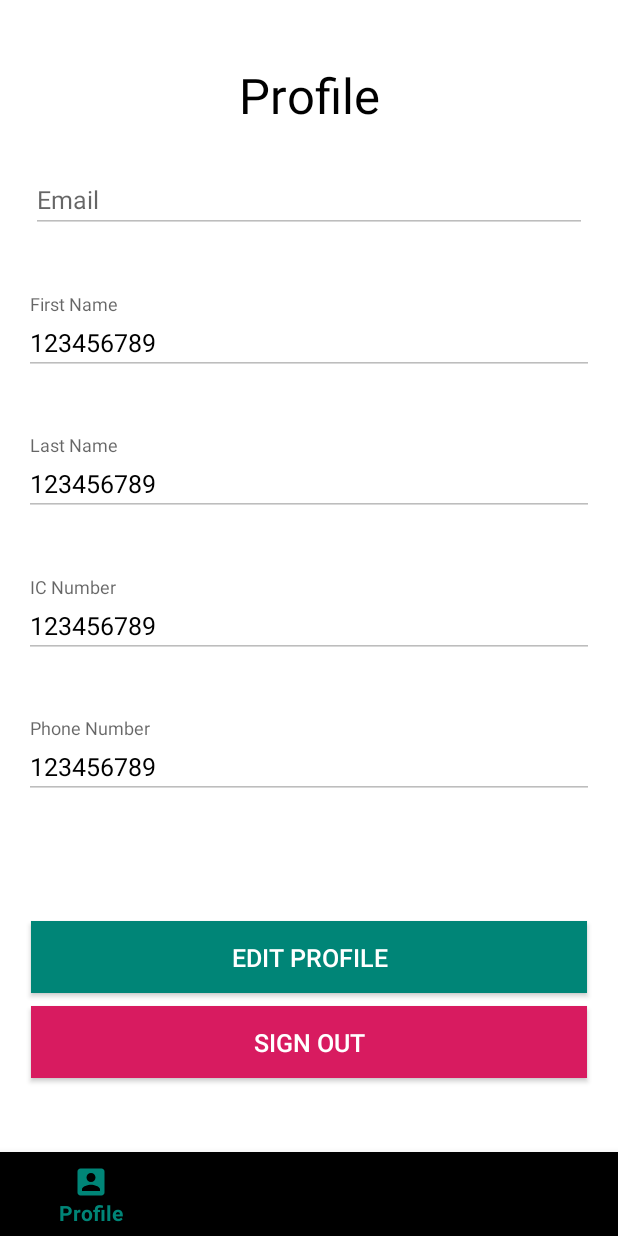
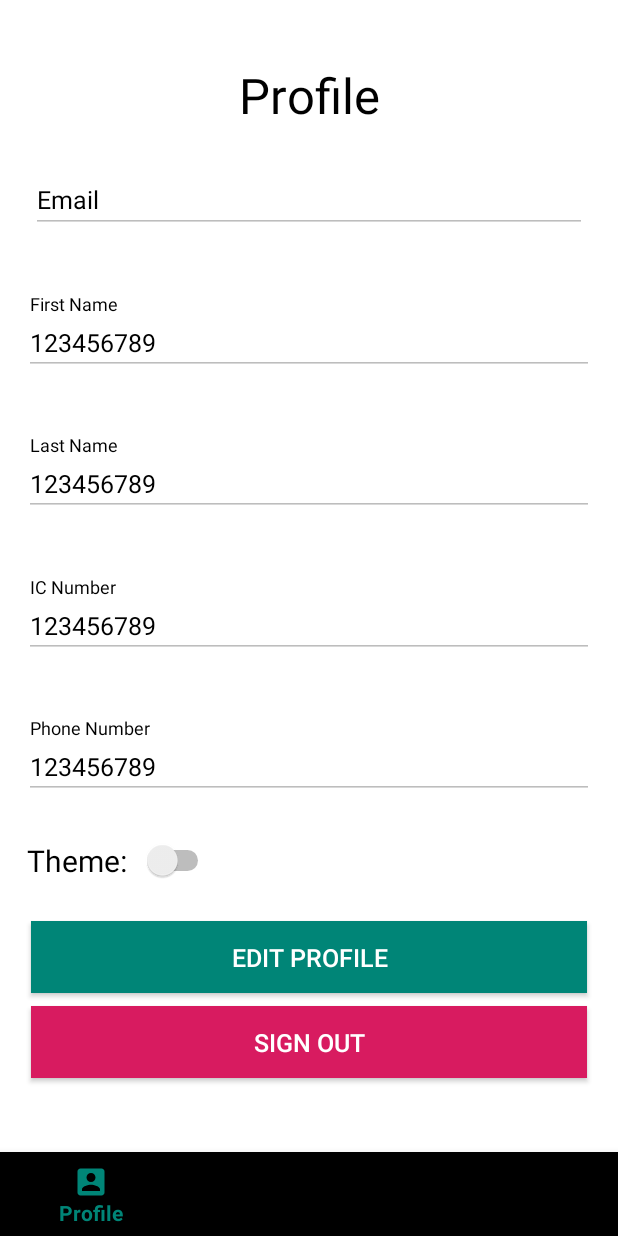
Before and after one commit to dremdilly/Interticket, an Android app: the screen it shows after launch once a user with an empty profile is signed in (MainActivity), on a phone screen of 412 x 824 dp. Run offline under Robolectric (Android 15) with nearby library versions, the phone set to English and light mode, and no system bars; our stand-ins replace Firebase (no records; nobody signed in at launch, a user with empty details on screens opened directly), sdp/ssp sizes; libraries missing offline, so code that uses them is left out: com.budiyev.android.

Commit message:
Dark theme and text corrections

```diff
--- a/app/src/main/java/com/interticket/app/MainActivity.java
+++ b/app/src/main/java/com/interticket/app/MainActivity.java
@@ -2,6 +2,7 @@ package com.interticket.app;
 
 import androidx.annotation.NonNull;
 import androidx.appcompat.app.AppCompatActivity;
+import androidx.appcompat.app.AppCompatDelegate;
 import androidx.core.app.ActivityCompat;
 import androidx.core.content.ContextCompat;
 import androidx.fragment.app.Fragment;
@@ -47,6 +48,11 @@ public class MainActivity extends AppCompatActivity implements BottomNavigationV
 
     @Override
     protected void onCreate(Bundle savedInstanceState) {
+        if (AppCompatDelegate.getDefaultNightMode() == AppCompatDelegate.MODE_NIGHT_YES) {
+            setTheme(R.style.DarkTheme);
+        } else {
+            setTheme(R.style.AppTheme);
+        }
         super.onCreate(savedInstanceState);
 
         Bundle extras = getIntent().getExtras();
@@ -99,6 +105,7 @@ public class MainActivity extends AppCompatActivity implements BottomNavigationV
         if (extras != null) {
 
             openFragment(new BuyFragment());
+            bnPrincipal.setSelectedItemId(R.id.menuScanner);
         }
 
     }
--- a/app/src/main/java/com/interticket/app/Widget.java
+++ b/app/src/main/java/com/interticket/app/Widget.java
@@ -15,6 +15,7 @@ import android.widget.RemoteViews;
 
 import androidx.fragment.app.FragmentManager;
 
+import com.google.android.material.bottomnavigation.BottomNavigationView;
 import com.interticket.app.fragments.BuyFragment;
 
 /**
@@ -35,6 +36,7 @@ public class Widget extends AppWidgetProvider {
         // Construct the RemoteViews object
         RemoteViews views = new RemoteViews(context.getPackageName(), R.layout.widget);
         views.setOnClickPendingIntent(R.id.btn_widget, pendingIntent);
+
 
         // Instruct the widget manager to update the widget
         appWidgetManager.updateAppWidget(appWidgetId, views);
--- a/app/src/main/java/com/interticket/app/fragments/ProfileFragment.java
+++ b/app/src/main/java/com/interticket/app/fragments/ProfileFragment.java
@@ -7,9 +7,13 @@ import android.view.LayoutInflater;
 import android.view.View;
 import android.view.ViewGroup;
 import android.widget.Button;
+import android.widget.CompoundButton;
+import android.widget.Switch;
+import android.widget.TextView;
 import android.widget.Toast;
 
 import androidx.annotation.NonNull;
+import androidx.appcompat.app.AppCompatDelegate;
 import androidx.fragment.app.Fragment;
 
 import com.google.android.material.textfield.TextInputEditText;
@@ -21,6 +25,7 @@ import com.google.firebase.database.DatabaseReference;
 import com.google.firebase.database.FirebaseDatabase;
 import com.google.firebase.database.ValueEventListener;
 import com.interticket.app.LoginActivity;
+import com.interticket.app.MainActivity;
 import com.interticket.app.R;
 import com.interticket.app.Users;
 
@@ -35,6 +40,8 @@ public class ProfileFragment extends Fragment {
     private FirebaseUser user;
     private FirebaseAuth auth;
     private FirebaseAuth uid;
+    private Switch aSwitch;
+    private TextView textView;
 
     public ProfileFragment() {
         // Required empty public constructor
@@ -45,6 +52,7 @@ public class ProfileFragment extends Fragment {
     public View onCreateView(LayoutInflater inflater, ViewGroup container,
                              Bundle savedInstanceState) {
         View view = inflater.inflate(R.layout.fragment_profile, container, false);
+
 
         ref = FirebaseDatabase.getInstance().getReference();
 
@@ -61,6 +69,24 @@ public class ProfileFragment extends Fragment {
         etICNumber = view.findViewById(R.id.etICNumber);
         etPhoneNumber = view.findViewById(R.id.etPhoneNumber);
 
+        textView = view.findViewById(R.id.theme_label);
+        aSwitch = view.findViewById(R.id.mode);
+
+        if (AppCompatDelegate.getDefaultNightMode() == AppCompatDelegate.MODE_NIGHT_YES) {
+            aSwitch.setChecked(true);
+        }
+
+        aSwitch.setOnCheckedChangeListener(new CompoundButton.OnCheckedChangeListener() {
+            @Override
+            public void onCheckedChanged(CompoundButton compoundButton, boolean b) {
+                if (b) {
+                    AppCompatDelegate.setDefaultNightMode(AppCompatDelegate.MODE_NIGHT_YES);
+                } else {
+                    AppCompatDelegate.setDefaultNightMode(AppCompatDelegate.MODE_NIGHT_NO);
+                }
+                reset();
+            }
+        });
 
         btnEdit = view.findViewById(R.id.btnEdit);
         btnSignOut = view.findViewById(R.id.btnSignOut);
@@ -135,4 +161,10 @@ public class ProfileFragment extends Fragment {
         return view;
     }
 
+    private void reset() {
+        Intent intent = new Intent(getActivity().getApplicationContext(), MainActivity.class);
+        startActivity(intent);
+        getActivity().finish();
+    }
+
 }
--- a/app/src/main/java/com/interticket/app/fragments/WalletFragment.java
+++ b/app/src/main/java/com/interticket/app/fragments/WalletFragment.java
@@ -52,7 +52,7 @@ public class WalletFragment extends Fragment {
             public void onDataChange(@NonNull DataSnapshot dataSnapshot) {
                 for(DataSnapshot snapshot : dataSnapshot.getChildren()){
                     if(snapshot.getKey().equalsIgnoreCase("balance")){
-                        txtBalance.setText("RM " + snapshot.getValue());
+                        txtBalance.setText("Tenge " + snapshot.getValue());
                         amount = snapshot.getValue(String.class);
                         ((MainActivity)getActivity()).setAmount(amount);
                     }
--- a/app/src/main/res/layout/cardview_history.xml
+++ b/app/src/main/res/layout/cardview_history.xml
@@ -9,6 +9,7 @@
 
     <androidx.constraintlayout.widget.ConstraintLayout
         android:layout_width="match_parent"
+        android:background="?attr/bgc"
         android:layout_height="wrap_content">
 
 
@@ -32,6 +33,7 @@
             android:layout_marginTop="@dimen/_16sdp"
             android:text="The ticket have been paid"
             android:textSize="@dimen/_13ssp"
+            android:textColor="?attr/tC"
             app:layout_constraintBottom_toTopOf="@+id/txtBalance"
             app:layout_constraintEnd_toEndOf="parent"
             app:layout_constraintHorizontal_bias="0.0"
@@ -47,6 +49,7 @@
             android:layout_marginBottom="@dimen/_16sdp"
             android:textSize="@dimen/_10ssp"
             android:text="Balance : 100"
+            android:textColor="?attr/tC"
             app:layout_constraintBottom_toBottomOf="parent"
             app:layout_constraintEnd_toEndOf="parent"
             app:layout_constraintHorizontal_bias="0.0"
--- a/app/src/main/res/layout/fragment_buy.xml
+++ b/app/src/main/res/layout/fragment_buy.xml
@@ -4,6 +4,7 @@
     xmlns:tools="http://schemas.android.com/tools"
     android:layout_width="match_parent"
     android:layout_height="match_parent"
+    android:background="?attr/bgc"
     tools:context=".fragments.BuyFragment">
 
     <androidx.constraintlayout.widget.ConstraintLayout
@@ -39,7 +40,7 @@
             android:layout_height="wrap_content"
             android:layout_marginTop="@dimen/_16sdp"
             android:textSize="@dimen/_25ssp"
-            android:textColor="#000"
+            android:textColor="?attr/tC"
             android:text="Pay for your ticket"
             app:layout_constraintBottom_toBottomOf="parent"
             app:layout_constraintEnd_toEndOf="parent"
@@ -54,6 +55,7 @@
             android:layout_marginTop="@dimen/_16sdp"
             android:textSize="@dimen/_15ssp"
             android:text="Scan QR CODE"
+            android:textColor="?attr/tC"
             app:layout_constraintBottom_toBottomOf="parent"
             app:layout_constraintEnd_toEndOf="parent"
             app:layout_constraintStart_toStartOf="parent"
--- a/app/src/main/res/layout/fragment_history_profile.xml
+++ b/app/src/main/res/layout/fragment_history_profile.xml
@@ -4,6 +4,7 @@
     xmlns:tools="http://schemas.android.com/tools"
     android:layout_width="match_parent"
     android:layout_height="match_parent"
+    android:background="?attr/bgc"
     tools:context=".fragments.HistoryFragment">
 
     <androidx.constraintlayout.widget.ConstraintLayout
@@ -29,7 +30,7 @@
             android:layout_marginTop="@dimen/_16sdp"
             android:text="History"
             android:textSize="@dimen/_25ssp"
-            android:textColor="#000"
+            android:textColor="?attr/tC"
             app:layout_constraintBottom_toBottomOf="parent"
             app:layout_constraintEnd_toEndOf="parent"
             app:layout_constraintStart_toStartOf="parent"
--- a/app/src/main/res/layout/fragment_profile.xml
+++ b/app/src/main/res/layout/fragment_profile.xml
@@ -5,6 +5,7 @@
     android:id="@+id/frameLayout"
     android:layout_width="match_parent"
     android:layout_height="match_parent"
+    android:background="?attr/bgc"
     tools:context=".fragments.ProfileFragment">
 
     <ScrollView
@@ -25,6 +26,7 @@
                 android:layout_marginTop="8dp"
                 android:layout_marginBottom="32dp"
                 android:layout_marginEnd="@dimen/_16sdp"
+                android:textColorHint="?attr/tC"
                 app:layout_constraintBottom_toTopOf="@+id/textInputLayout1"
                 app:layout_constraintEnd_toEndOf="parent"
                 app:layout_constraintHorizontal_bias="1.0"
@@ -39,7 +41,7 @@
                     android:hint="Email"
                     android:inputType="textEmailAddress"
                     android:text="123456"
-                    android:textColor="#000"
+                    android:textColor="?attr/tC"
                     android:textSize="@dimen/_13ssp" />
             </com.google.android.material.textfield.TextInputLayout>
 
@@ -50,6 +52,7 @@
                 android:layout_marginStart="16dp"
                 android:layout_marginEnd="16dp"
                 android:layout_marginBottom="32dp"
+                android:textColorHint="?attr/tC"
                 app:layout_constraintBottom_toTopOf="@id/textInputLayout"
                 app:layout_constraintEnd_toEndOf="parent"
                 app:layout_constraintHorizontal_bias="0.0"
@@ -64,7 +67,7 @@
                     android:hint="First Name"
                     android:inputType="text"
                     android:text="123456789"
-                    android:textColor="#000"
+                    android:textColor="?attr/tC"
                     android:textSize="@dimen/_13ssp" />
             </com.google.android.material.textfield.TextInputLayout>
 
@@ -75,6 +78,7 @@
                 android:layout_marginStart="16dp"
                 android:layout_marginEnd="16dp"
                 android:layout_marginBottom="32dp"
+                android:textColorHint="?attr/tC"
                 app:layout_constraintBottom_toTopOf="@id/textInputLayout9"
                 app:layout_constraintEnd_toEndOf="parent"
                 app:layout_constraintStart_toStartOf="parent"
@@ -88,7 +92,7 @@
                     android:hint="Last Name"
                     android:inputType="text"
                     android:text="123456789"
-                    android:textColor="#000"
+                    android:textColor="?attr/tC"
                     android:textSize="@dimen/_13ssp" />
             </com.google.android.material.textfield.TextInputLayout>
 
@@ -99,6 +103,7 @@
                 android:layout_marginStart="16dp"
                 android:layout_marginEnd="16dp"
                 android:layout_marginBottom="32dp"
+                android:textColorHint="?attr/tC"
                 app:layout_constraintBottom_toTopOf="@+id/textInputLayout8"
                 app:layout_constraintEnd_toEndOf="parent"
                 app:layout_constraintStart_toStartOf="parent"
@@ -112,7 +117,7 @@
                     android:hint="IC Number"
                     android:inputType="phone"
                     android:text="123456789"
-                    android:textColor="#000"
+                    android:textColor="?attr/tC"
                     android:textSize="@dimen/_13ssp" />
             </com.google.android.material.textfield.TextInputLayout>
 
@@ -123,6 +128,7 @@
                 android:layout_marginStart="16dp"
                 android:layout_marginEnd="16dp"
                 android:layout_marginBottom="32dp"
+                android:textColorHint="?attr/tC"
                 app:layout_constraintBottom_toTopOf="@+id/btnEdit"
                 app:layout_constraintEnd_toEndOf="parent"
                 app:layout_constraintHorizontal_bias="0.0"
@@ -137,9 +143,30 @@
                     android:hint="Phone Number"
                     android:inputType="phone"
                     android:text="123456789"
-                    android:textColor="#000"
+                    android:textColor="?attr/tC"
                     android:textSize="@dimen/_13ssp" />
             </com.google.android.material.textfield.TextInputLayout>
+
+            <TextView
+                android:id="@+id/theme_label"
+                android:layout_width="wrap_content"
+                android:layout_height="wrap_content"
+                android:text="Theme:"
+                android:textSize="20sp"
+                android:textColor="?attr/tC"
+                app:layout_constraintTop_toBottomOf="@id/textInputLayout8"
+                android:layout_marginStart="18dp"
+                app:layout_constraintBottom_toTopOf="@id/btnEdit"
+                app:layout_constraintStart_toStartOf="parent" />
+
+            <Switch
+                android:id="@+id/mode"
+                android:layout_width="wrap_content"
+                android:layout_height="wrap_content"
+                app:layout_constraintStart_toEndOf="@id/theme_label"
+                app:layout_constraintTop_toTopOf="@id/theme_label"
+                app:layout_constraintBottom_toBottomOf="@id/theme_label"
+                android:layout_marginStart="10dp" />
 
             <Button
                 android:id="@+id/btnEdit"
@@ -179,7 +206,7 @@
                 android:layout_height="wrap_content"
                 android:layout_marginTop="@dimen/_32sdp"
                 android:text="Profile"
-                android:textColor="#000"
+                android:textColor="?attr/tC"
                 android:textSize="@dimen/_25ssp"
                 app:layout_constraintEnd_toEndOf="parent"
                 app:layout_constraintStart_toStartOf="parent"
--- a/app/src/main/res/values/attrs.xml
+++ b/app/src/main/res/values/attrs.xml
@@ -4,4 +4,9 @@
         <attr name="appWidgetInnerRadius" format="dimension" />
         <attr name="appWidgetRadius" format="dimension" />
     </declare-styleable>
+
+    <declare-styleable name="dt">
+        <attr name="bgc" format="color" />
+        <attr name="tC" format="color" />
+    </declare-styleable>
 </resources>
--- a/app/src/main/res/values/styles.xml
+++ b/app/src/main/res/values/styles.xml
@@ -6,6 +6,20 @@
         <item name="colorPrimary">@color/colorPrimary</item>
         <item name="colorPrimaryDark">@color/colorPrimaryDark</item>
         <item name="colorAccent">@color/colorAccent</item>
+        <item name="bgc">#ffffff</item>
+        <item name="tC">#000000</item>`
+
+        <item name="windowActionBar">false</item>
+        <item name="windowNoTitle">true</item>`
+    </style>
+
+    <style name="DarkTheme" parent="Theme.AppCompat.Light.DarkActionBar">
+        <!-- Customize your theme here. -->
+        <item name="colorPrimary">#6ED1C7</item>
+        <item name="colorPrimaryDark">#068A78</item>
+        <item name="colorAccent">#BF396A</item>
+        <item name="bgc">#000000</item>
+        <item name="tC">#ffffff</item>
         `
         <item name="windowActionBar">false</item>
         <item name="windowNoTitle">true</item>`
```
Also changed, not shown: app/src/main/res/layout/fragment_ticket.xml (+5 -3 lines), app/src/main/res/layout/fragment_wallet_profile.xml (+5 -3 lines).
